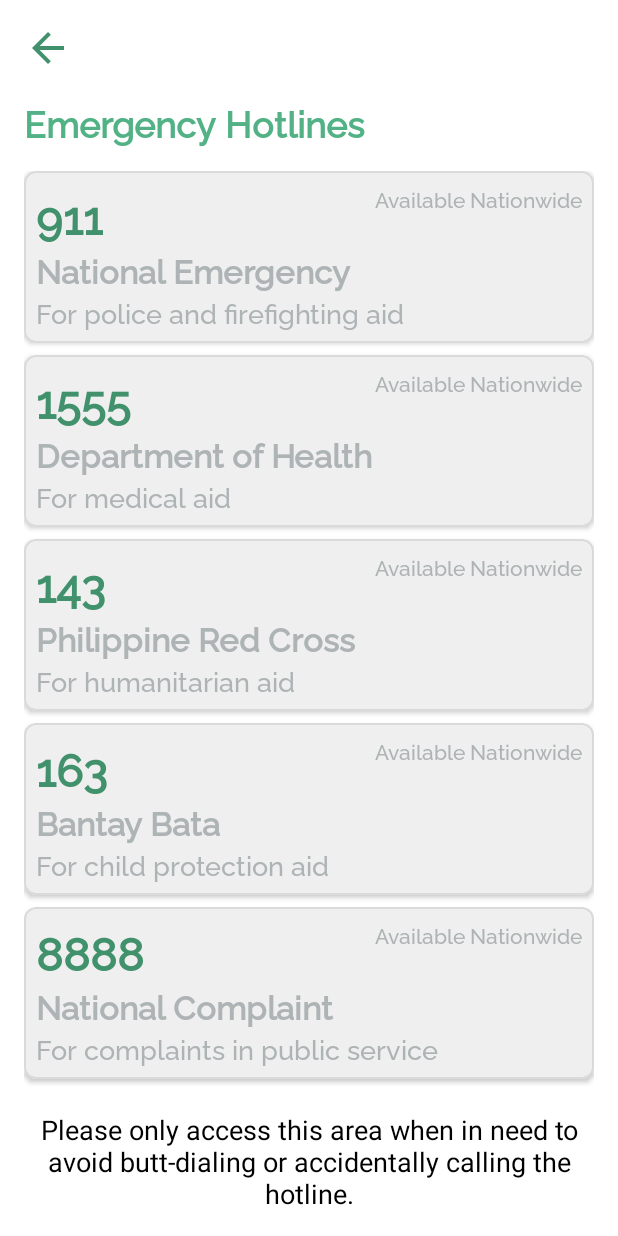
After one commit to ChickenCombo/disaster-online-reporting-application, an Android app: the HotlinesActivity screen opened directly, with no data from a screen before it, on a phone screen of 412 x 824 dp. The commit adds this screen. Run offline under Robolectric (Android 15) with nearby library versions, the phone set to English and light mode, and no system bars; libraries missing offline, so code that uses them is left out: pub.devrel.easypermissions.

Commit message:
Added emergency hotlines feature

```diff
--- a/app/src/main/AndroidManifest.xml
+++ b/app/src/main/AndroidManifest.xml
@@ -7,6 +7,7 @@
     <uses-permission android:name="android.permission.ACCESS_COARSE_LOCATION" />
     <uses-permission android:name="android.permission.ACCESS_NETWORK_STATE" />
     <uses-permission android:name="android.permission.INTERNET" />
+    <uses-permission android:name="android.permission.CALL_PHONE" />
 
     <application
         android:allowBackup="true"
@@ -16,6 +17,9 @@
         android:roundIcon="@mipmap/ic_launcher_round"
         android:supportsRtl="true"
         android:theme="@style/Theme.DORAV4">
+        <activity
+            android:name=".activities.HotlinesActivity"
+            android:exported="false" />
         <activity
             android:name=".activities.UpvotesActivity"
             android:exported="false" />
@@ -81,4 +85,5 @@
             </intent-filter>
         </service>
     </application>
+
 </manifest>
--- /dev/null
+++ b/app/src/main/java/com/app/dorav4/activities/HotlinesActivity.java
@@ -0,0 +1,82 @@
+package com.app.dorav4.activities;
+
+import androidx.appcompat.app.AlertDialog;
+import androidx.appcompat.app.AppCompatActivity;
+
+import android.Manifest;
+import android.content.Intent;
+import android.net.Uri;
+import android.os.Bundle;
+import android.widget.ImageView;
+import android.widget.TextView;
+
+import com.app.dorav4.R;
+import com.google.android.material.card.MaterialCardView;
+
+import pub.devrel.easypermissions.EasyPermissions;
+
+public class HotlinesActivity extends AppCompatActivity {
+    MaterialCardView cv911, cv1555, cv143, cv163, cv8888;
+    ImageView ivBack;
+    Intent intent;
+
+    @Override
+    protected void onCreate(Bundle savedInstanceState) {
+        super.onCreate(savedInstanceState);
+        setContentView(R.layout.activity_hotlines);
+
+        cv911 = findViewById(R.id.cv911);
+        cv1555 = findViewById(R.id.cv1555);
+        cv143 = findViewById(R.id.cv143);
+        cv163 = findViewById(R.id.cv163);
+        cv8888 = findViewById(R.id.cv8888);
+        ivBack = findViewById(R.id.ivBack);
+
+        // ivBack OnClickListener
+        ivBack.setOnClickListener(v -> finish());
+
+        // cv911 OnClickListener
+        cv911.setOnClickListener(v -> callNumber("911"));
+
+        // cv1555 OnClickListener
+        cv1555.setOnClickListener(v -> callNumber("1555"));
+
+        // cv143 OnClickListener
+        cv143.setOnClickListener(v -> callNumber("143"));
+
+        // cv163 OnClickListener
+        cv163.setOnClickListener(v -> callNumber("163"));
+
+        // cv8888 OnClickListener
+        cv8888.setOnClickListener(v -> callNumber("8888"));
+    }
+
+    @Override
+    public void onRequestPermissionsResult(int requestCode, String[] permissions, int[] grantResults) {
+        super.onRequestPermissionsResult(requestCode, permissions, grantResults);
+
+        // Forward results to EasyPermissions
+        EasyPermissions.onRequestPermissionsResult(requestCode, permissions, grantResults, this);
+    }
+
+    // Call emergency hotline
+    private void callNumber(String number) {
+        intent = new Intent(Intent.ACTION_CALL);
+        intent.setData(Uri.parse("tel:" + number));
+
+        String[] perms = {Manifest.permission.CALL_PHONE};
+        if (EasyPermissions.hasPermissions(this, perms)) {
+            // Confirmation dialog
+            AlertDialog.Builder builder = new AlertDialog.Builder(HotlinesActivity.this);
+            builder.setCancelable(true);
+            builder.setTitle("Emergency Call");
+            builder.setMessage("Are you sure you want to call " + number + "?");
+            builder.setPositiveButton("Call", (dialog, which) -> startActivity(intent));
+            builder.setNegativeButton("Cancel", (dialog, which) -> { });
+            builder.create().show();
+        } else {
+            // Do not have permissions, request them now
+            EasyPermissions.requestPermissions(this, "This feature requires call permission in order to work!", 2, perms);
+        }
+    }
+}
--- a/app/src/main/java/com/app/dorav4/activities/MainActivity.java
+++ b/app/src/main/java/com/app/dorav4/activities/MainActivity.java
@@ -89,7 +89,8 @@
             if (id == R.id.navGuides) {
                 Toast.makeText(MainActivity.this, "Guides", Toast.LENGTH_SHORT).show();
             } else if (id == R.id.navHotlines) {
-                Toast.makeText(MainActivity.this, "Hotlines", Toast.LENGTH_SHORT).show();
+                intent = new Intent(MainActivity.this, HotlinesActivity.class);
+                startActivity(intent);
             } else if (id == R.id.navAdvisories) {
                 intent = new Intent(MainActivity.this, AdvisoriesActivity.class);
                 startActivity(intent);
--- a/app/src/main/java/com/app/dorav4/activities/OfflineDashboardActivity.java
+++ b/app/src/main/java/com/app/dorav4/activities/OfflineDashboardActivity.java
@@ -39,15 +39,14 @@
 
         // Emergency Hotlines OnClickListener
         cvHotlines.setOnClickListener(v ->{
-            Toast.makeText(OfflineDashboardActivity.this, "Hotlines Clicked", Toast.LENGTH_SHORT).show();
-            // intent = new Intent(OfflineDashboardActivity.this, HotlinesActivity.class);
-            // startActivity(intent);
+            intent = new Intent(OfflineDashboardActivity.this, HotlinesActivity.class);
+            startActivity(intent);
         });
 
         // Bluetooth Chat OnClickListener
         cvBluetoothChat.setOnClickListener(v ->{
             Toast.makeText(OfflineDashboardActivity.this, "Offline Chat Clicked", Toast.LENGTH_SHORT).show();
-            // intent = new Intent(OfflineDashboardActivity.this, HotlinesActivity.class);
+            // intent = new Intent(OfflineDashboardActivity.this, BluetoothChat.class);
             // startActivity(intent);
         });
 
--- /dev/null
+++ b/app/src/main/res/layout/activity_hotlines.xml
@@ -0,0 +1,396 @@
+<?xml version="1.0" encoding="utf-8"?>
+<androidx.constraintlayout.widget.ConstraintLayout xmlns:android="http://schemas.android.com/apk/res/android"
+    xmlns:app="http://schemas.android.com/apk/res-auto"
+    xmlns:tools="http://schemas.android.com/tools"
+    android:layout_width="match_parent"
+    android:layout_height="match_parent"
+    tools:context=".activities.HotlinesActivity">
+
+    <ImageView
+        android:id="@+id/ivBack"
+        android:layout_width="32dp"
+        android:layout_height="32dp"
+        android:layout_marginStart="16dp"
+        android:layout_marginTop="16dp"
+        android:background="?android:attr/selectableItemBackgroundBorderless"
+        android:contentDescription="@null"
+        android:src="@drawable/ic_back"
+        app:layout_constraintStart_toStartOf="parent"
+        app:layout_constraintTop_toTopOf="parent"
+        app:tint="@color/primary_green" />
+
+    <TextView
+        android:id="@+id/textView"
+        android:layout_width="match_parent"
+        android:layout_height="wrap_content"
+        android:layout_marginStart="16dp"
+        android:layout_marginTop="16dp"
+        android:layout_marginEnd="16dp"
+        android:fontFamily="@font/raleway"
+        android:text="Emergency Hotlines"
+        android:textColor="@color/secondary_green"
+        android:textSize="24sp"
+        android:textStyle="bold"
+        app:layout_constraintEnd_toEndOf="parent"
+        app:layout_constraintStart_toStartOf="parent"
+        app:layout_constraintTop_toBottomOf="@+id/ivBack" />
+
+
+    <androidx.core.widget.NestedScrollView
+        android:id="@+id/nestedScrollView2"
+        android:layout_width="match_parent"
+        android:layout_height="0dp"
+        android:layout_margin="16dp"
+        app:layout_constraintBottom_toTopOf="@id/tvWarning"
+        app:layout_constraintEnd_toEndOf="parent"
+        app:layout_constraintStart_toStartOf="parent"
+        app:layout_constraintTop_toBottomOf="@id/textView">
+
+        <LinearLayout
+            android:layout_width="match_parent"
+            android:layout_height="match_parent"
+            android:orientation="vertical">
+
+            <com.google.android.material.card.MaterialCardView
+                android:id="@+id/cv911"
+                android:layout_width="match_parent"
+                android:layout_height="wrap_content"
+                android:layout_marginBottom="8dp"
+                android:backgroundTint="#efefef"
+                app:cardCornerRadius="8dp"
+                app:cardElevation="2dp"
+                app:strokeColor="#dadada"
+                app:strokeWidth="1dp">
+
+                <androidx.constraintlayout.widget.ConstraintLayout
+                    android:layout_width="match_parent"
+                    android:layout_height="match_parent"
+                    android:padding="8dp">
+
+                    <TextView
+                        android:layout_width="0dp"
+                        android:layout_height="wrap_content"
+                        android:fontFamily="@font/raleway"
+                        android:text="Available Nationwide"
+                        android:textColor="@color/light_gray"
+                        android:textSize="14sp"
+                        app:layout_constraintEnd_toEndOf="parent"
+                        app:layout_constraintTop_toTopOf="parent" />
+
+                    <TextView
+                        android:id="@+id/tv911"
+                        android:layout_width="0dp"
+                        android:layout_height="wrap_content"
+                        android:layout_marginEnd="8dp"
+                        android:fontFamily="@font/raleway"
+                        android:text="911"
+                        android:textColor="@color/primary_green"
+                        android:textSize="30sp"
+                        android:textStyle="bold"
+                        app:layout_constraintStart_toStartOf="parent"
+                        app:layout_constraintTop_toTopOf="parent" />
+
+                    <TextView
+                        android:id="@+id/tv911Header"
+                        android:layout_width="0dp"
+                        android:layout_height="wrap_content"
+                        android:fontFamily="@font/raleway"
+                        android:text="National Emergency"
+                        android:textColor="@color/light_gray"
+                        android:textSize="22sp"
+                        android:textStyle="bold"
+                        app:layout_constraintEnd_toEndOf="parent"
+                        app:layout_constraintStart_toStartOf="parent"
+                        app:layout_constraintTop_toBottomOf="@+id/tv911" />
+
+                    <TextView
+                        android:id="@+id/tv911SubHeader"
+                        android:layout_width="0dp"
+                        android:layout_height="wrap_content"
+                        android:fontFamily="@font/raleway"
+                        android:text="For police and firefighting aid"
+                        android:textColor="@color/light_gray"
+                        android:textSize="18sp"
+                        app:layout_constraintEnd_toEndOf="parent"
+                        app:layout_constraintStart_toStartOf="parent"
+                        app:layout_constraintTop_toBottomOf="@+id/tv911Header" />
+                </androidx.constraintlayout.widget.ConstraintLayout>
+            </com.google.android.material.card.MaterialCardView>
+
+            <com.google.android.material.card.MaterialCardView
+                android:id="@+id/cv1555"
+                android:layout_width="match_parent"
+                android:layout_height="wrap_content"
+                android:layout_marginBottom="8dp"
+                android:backgroundTint="#efefef"
+                app:cardCornerRadius="8dp"
+                app:cardElevation="2dp"
+                app:strokeColor="#dadada"
+                app:strokeWidth="1dp">
+
+                <androidx.constraintlayout.widget.ConstraintLayout
+                    android:layout_width="match_parent"
+                    android:layout_height="match_parent"
+                    android:padding="8dp">
+
+                    <TextView
+                        android:layout_width="0dp"
+                        android:layout_height="wrap_content"
+                        android:fontFamily="@font/raleway"
+                        android:text="Available Nationwide"
+                        android:textColor="@color/light_gray"
+                        android:textSize="14sp"
+                        app:layout_constraintEnd_toEndOf="parent"
+                        app:layout_constraintTop_toTopOf="parent" />
+
+                    <TextView
+                        android:id="@+id/tv1555"
+                        android:layout_width="0dp"
+                        android:layout_height="wrap_content"
+                        android:layout_marginEnd="8dp"
+                        android:fontFamily="@font/raleway"
+                        android:text="1555"
+                        android:textColor="@color/primary_green"
+                        android:textSize="30sp"
+                        android:textStyle="bold"
+                        app:layout_constraintStart_toStartOf="parent"
+                        app:layout_constraintTop_toTopOf="parent" />
+
+                    <TextView
+                        android:id="@+id/tv1555Header"
+                        android:layout_width="0dp"
+                        android:layout_height="wrap_content"
+                        android:fontFamily="@font/raleway"
+                        android:text="Department of Health"
+                        android:textColor="@color/light_gray"
+                        android:textSize="22sp"
+                        android:textStyle="bold"
+                        app:layout_constraintEnd_toEndOf="parent"
+                        app:layout_constraintStart_toStartOf="parent"
+                        app:layout_constraintTop_toBottomOf="@+id/tv1555" />
+
+                    <TextView
+                        android:id="@+id/tv1555SubHeader"
+                        android:layout_width="0dp"
+                        android:layout_height="wrap_content"
+                        android:fontFamily="@font/raleway"
+                        android:text="For medical aid"
+                        android:textColor="@color/light_gray"
+                        android:textSize="18sp"
+                        app:layout_constraintEnd_toEndOf="parent"
+                        app:layout_constraintStart_toStartOf="parent"
+                        app:layout_constraintTop_toBottomOf="@+id/tv1555Header" />
+                </androidx.constraintlayout.widget.ConstraintLayout>
+            </com.google.android.material.card.MaterialCardView>
+
+            <com.google.android.material.card.MaterialCardView
+                android:id="@+id/cv143"
+                android:layout_width="match_parent"
+                android:layout_height="wrap_content"
+                android:layout_marginBottom="8dp"
+                android:backgroundTint="#efefef"
+                app:cardCornerRadius="8dp"
+                app:cardElevation="2dp"
+                app:strokeColor="#dadada"
+                app:strokeWidth="1dp">
+
+                <androidx.constraintlayout.widget.ConstraintLayout
+                    android:layout_width="match_parent"
+                    android:layout_height="match_parent"
+                    android:padding="8dp">
+
+                    <TextView
+                        android:layout_width="0dp"
+                        android:layout_height="wrap_content"
+                        android:fontFamily="@font/raleway"
+                        android:text="Available Nationwide"
+                        android:textColor="@color/light_gray"
+                        android:textSize="14sp"
+                        app:layout_constraintEnd_toEndOf="parent"
+                        app:layout_constraintTop_toTopOf="parent" />
+
+                    <TextView
+                        android:id="@+id/tv143"
+                        android:layout_width="0dp"
+                        android:layout_height="wrap_content"
+                        android:layout_marginEnd="8dp"
+                        android:fontFamily="@font/raleway"
+                        android:text="143"
+                        android:textColor="@color/primary_green"
+                        android:textSize="30sp"
+                        android:textStyle="bold"
+                        app:layout_constraintStart_toStartOf="parent"
+                        app:layout_constraintTop_toTopOf="parent" />
+
+                    <TextView
+                        android:id="@+id/tv143Header"
+                        android:layout_width="0dp"
+                        android:layout_height="wrap_content"
+                        android:fontFamily="@font/raleway"
+                        android:text="Philippine Red Cross"
+                        android:textColor="@color/light_gray"
+                        android:textSize="22sp"
+                        android:textStyle="bold"
+                        app:layout_constraintEnd_toEndOf="parent"
+                        app:layout_constraintStart_toStartOf="parent"
+                        app:layout_constraintTop_toBottomOf="@+id/tv143" />
+
+                    <TextView
+                        android:id="@+id/tv143SubHeader"
+                        android:layout_width="0dp"
+                        android:layout_height="wrap_content"
+                        android:fontFamily="@font/raleway"
+                        android:text="For humanitarian aid"
+                        android:textColor="@color/light_gray"
+                        android:textSize="18sp"
+                        app:layout_constraintEnd_toEndOf="parent"
+                        app:layout_constraintStart_toStartOf="parent"
+                        app:layout_constraintTop_toBottomOf="@+id/tv143Header" />
+                </androidx.constraintlayout.widget.ConstraintLayout>
+            </com.google.android.material.card.MaterialCardView>
+
+            <com.google.android.material.card.MaterialCardView
+                android:id="@+id/cv163"
+                android:layout_width="match_parent"
+                android:layout_height="wrap_content"
+                android:layout_marginBottom="8dp"
+                android:backgroundTint="#efefef"
+                app:cardCornerRadius="8dp"
+                app:cardElevation="2dp"
+                app:strokeColor="#dadada"
+                app:strokeWidth="1dp">
+
+                <androidx.constraintlayout.widget.ConstraintLayout
+                    android:layout_width="match_parent"
+                    android:layout_height="match_parent"
+                    android:padding="8dp">
+
+                    <TextView
+                        android:layout_width="0dp"
+                        android:layout_height="wrap_content"
+                        android:fontFamily="@font/raleway"
+                        android:text="Available Nationwide"
+                        android:textColor="@color/light_gray"
+                        android:textSize="14sp"
+                        app:layout_constraintEnd_toEndOf="parent"
+                        app:layout_constraintTop_toTopOf="parent" />
+
+                    <TextView
+                        android:id="@+id/tv163"
+                        android:layout_width="0dp"
+                        android:layout_height="wrap_content"
+                        android:layout_marginEnd="8dp"
+                        android:fontFamily="@font/raleway"
+                        android:text="163"
+                        android:textColor="@color/primary_green"
+                        android:textSize="30sp"
+                        android:textStyle="bold"
+                        app:layout_constraintStart_toStartOf="parent"
+                        app:layout_constraintTop_toTopOf="parent" />
+
+                    <TextView
+                        android:id="@+id/tv163Header"
+                        android:layout_width="0dp"
+                        android:layout_height="wrap_content"
+                        android:fontFamily="@font/raleway"
+                        android:text="Bantay Bata"
+                        android:textColor="@color/light_gray"
+                        android:textSize="22sp"
+                        android:textStyle="bold"
+                        app:layout_constraintEnd_toEndOf="parent"
+                        app:layout_constraintStart_toStartOf="parent"
+                        app:layout_constraintTop_toBottomOf="@+id/tv163" />
+
+                    <TextView
+                        android:id="@+id/tv163SubHeader"
+                        android:layout_width="0dp"
+                        android:layout_height="wrap_content"
+                        android:fontFamily="@font/raleway"
+                        android:text="For child protection aid"
+                        android:textColor="@color/light_gray"
+                        android:textSize="18sp"
+                        app:layout_constraintEnd_toEndOf="parent"
+                        app:layout_constraintStart_toStartOf="parent"
+                        app:layout_constraintTop_toBottomOf="@+id/tv163Header" />
+                </androidx.constraintlayout.widget.ConstraintLayout>
+            </com.google.android.material.card.MaterialCardView>
+
+            <com.google.android.material.card.MaterialCardView
+                android:id="@+id/cv8888"
+                android:layout_width="match_parent"
+                android:layout_height="wrap_content"
+                android:layout_marginBottom="8dp"
+                android:backgroundTint="#efefef"
+                app:cardCornerRadius="8dp"
+                app:cardElevation="2dp"
+                app:strokeColor="#dadada"
+                app:strokeWidth="1dp">
+
+                <androidx.constraintlayout.widget.ConstraintLayout
+                    android:layout_width="match_parent"
+                    android:layout_height="match_parent"
+                    android:padding="8dp">
+
+                    <TextView
+                        android:layout_width="0dp"
+                        android:layout_height="wrap_content"
+                        android:fontFamily="@font/raleway"
+                        android:text="Available Nationwide"
+                        android:textColor="@color/light_gray"
+                        android:textSize="14sp"
+                        app:layout_constraintEnd_toEndOf="parent"
+                        app:layout_constraintTop_toTopOf="parent" />
+
+                    <TextView
+                        android:id="@+id/tv8888"
+                        android:layout_width="0dp"
+                        android:layout_height="wrap_content"
+                        android:layout_marginEnd="8dp"
+                        android:fontFamily="@font/raleway"
+                        android:text="8888"
+                        android:textColor="@color/primary_green"
+                        android:textSize="30sp"
+                        android:textStyle="bold"
+                        app:layout_constraintStart_toStartOf="parent"
+                        app:layout_constraintTop_toTopOf="parent" />
+
+                    <TextView
+                        android:id="@+id/tv8888Header"
+                        android:layout_width="0dp"
+                        android:layout_height="wrap_content"
+                        android:fontFamily="@font/raleway"
+                        android:text="National Complaint"
+                        android:textColor="@color/light_gray"
+                        android:textSize="22sp"
+                        android:textStyle="bold"
+                        app:layout_constraintEnd_toEndOf="parent"
+                        app:layout_constraintStart_toStartOf="parent"
+                        app:layout_constraintTop_toBottomOf="@+id/tv8888" />
+
+                    <TextView
+                        android:id="@+id/tv8888SubHeader"
+                        android:layout_width="0dp"
+                        android:layout_height="wrap_content"
+                        android:fontFamily="@font/raleway"
+                        android:text="For complaints in public service"
+                        android:textColor="@color/light_gray"
+                        android:textSize="18sp"
+                        app:layout_constraintEnd_toEndOf="parent"
+                        app:layout_constraintStart_toStartOf="parent"
+                        app:layout_constraintTop_toBottomOf="@+id/tv8888Header" />
+                </androidx.constraintlayout.widget.ConstraintLayout>
+            </com.google.android.material.card.MaterialCardView>
+        </LinearLayout>
+    </androidx.core.widget.NestedScrollView>
+
+    <TextView
+        android:id="@+id/tvWarning"
+        android:layout_width="match_parent"
+        android:layout_height="wrap_content"
+        android:layout_margin="16dp"
+        android:textAlignment="center"
+        android:textColor="@color/black"
+        android:textSize="18dp"
+        android:text="Please only access this area when in need to avoid butt-dialing or accidentally calling the hotline."
+        app:layout_constraintBottom_toBottomOf="parent" />
+</androidx.constraintlayout.widget.ConstraintLayout>
```
